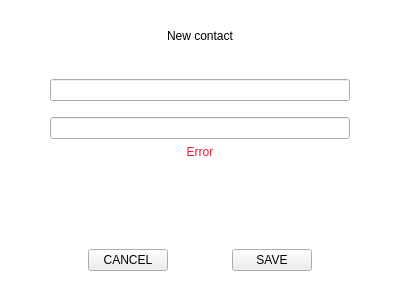
First picture: the form in src/qt/veil/forms/addressnewcontact.ui, repository Veil-Project/veil, before the edit.
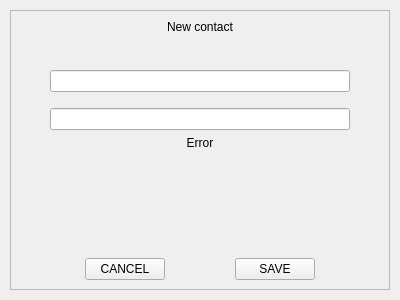
Second picture: the form after the edit.

Patch:
```diff
--- a/src/qt/veil/forms/addressnewcontact.ui
+++ b/src/qt/veil/forms/addressnewcontact.ui
@@ -13,11 +13,6 @@
   <property name="windowTitle">
    <string>Form</string>
   </property>
-  <property name="styleSheet">
-   <string notr="true">#AddressNewContact{
-	background-color:transparent;
-}</string>
-  </property>
   <layout class="QVBoxLayout" name="verticalLayout">
    <property name="leftMargin">
     <number>10</number>
@@ -36,13 +31,6 @@
      <property name="autoFillBackground">
       <bool>false</bool>
      </property>
-     <property name="styleSheet">
-      <string notr="true">#frame{
-  background-color: white;
-  padding: 10px 10px 10px 10px;
-  border-radius: 20px;
-}</string>
-     </property>
      <property name="frameShape">
       <enum>QFrame::StyledPanel</enum>
      </property>
@@ -58,9 +46,6 @@
           <height>40</height>
          </size>
         </property>
-        <property name="styleSheet">
-         <string notr="true"/>
-        </property>
         <property name="text">
          <string>New contact</string>
         </property>
@@ -115,9 +100,6 @@
           <height>16777215</height>
          </size>
         </property>
-        <property name="styleSheet">
-         <string notr="true"/>
-        </property>
         <property name="alignment">
          <set>Qt::AlignCenter</set>
         </property>
@@ -153,9 +135,6 @@
           <height>16777215</height>
          </size>
         </property>
-        <property name="styleSheet">
-         <string notr="true"/>
-        </property>
         <property name="alignment">
          <set>Qt::AlignCenter</set>
         </property>
@@ -163,9 +142,6 @@
       </item>
       <item>
        <widget class="QLabel" name="errorMessage">
-        <property name="styleSheet">
-         <string notr="true">color:#fd1337;</string>
-        </property>
         <property name="text">
          <string>Error</string>
         </property>
@@ -207,9 +183,6 @@
           <property name="focusPolicy">
            <enum>Qt::NoFocus</enum>
           </property>
-          <property name="styleSheet">
-           <string notr="true"/>
-          </property>
           <property name="text">
            <string>CANCEL</string>
           </property>
@@ -233,9 +206,6 @@
           <property name="focusPolicy">
            <enum>Qt::NoFocus</enum>
           </property>
-          <property name="styleSheet">
-           <string notr="true"/>
-          </property>
           <property name="text">
            <string>SAVE</string>
           </property>
```
